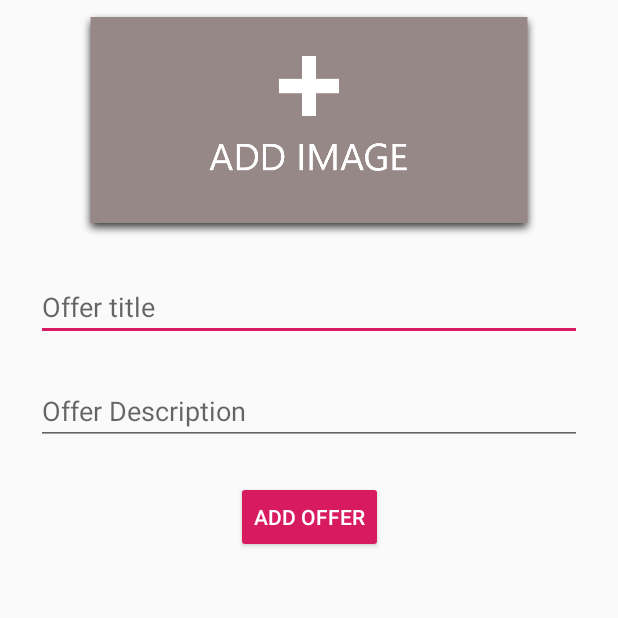
After one commit to DevMayur/InfoCity, an Android app: the AddOfferActivity screen opened directly, with no data from a screen before it, on a phone screen of 412 x 824 dp, the top half of it. The commit adds this screen. Run offline under Robolectric (Android 15) with nearby library versions, the phone set to English and light mode, and no system bars; our stand-ins replace Firebase (no records; nobody signed in at launch, a user with empty details on screens opened directly), Picasso; libraries missing offline, so code that uses them is left out: com.theartofdev.edmodo.

Commit message:
added_shop_management

```diff
--- a/app/src/main/AndroidManifest.xml
+++ b/app/src/main/AndroidManifest.xml
@@ -18,7 +18,9 @@
         android:roundIcon="@mipmap/ic_launcher_round"
         android:supportsRtl="true"
         android:theme="@style/AppTheme">
-        <activity android:name=".shop_owner.EditEntity"></activity>
+        <activity android:name=".shop_owner.AddOfferActivity"></activity>
+        <activity android:name=".shop_owner.ManageShopActivity" />
+        <activity android:name=".shop_owner.EditEntity" />
         <activity android:name=".shop_owner.OwnerDashboard" />
         <activity android:name=".RoleSelector" />
         <activity android:name=".admin.FeedbackActivity" />
--- a/app/src/main/java/com/example/infocity/adapters/ShopReferenceAdapter.java
+++ b/app/src/main/java/com/example/infocity/adapters/ShopReferenceAdapter.java
@@ -51,7 +51,7 @@ public class ShopReferenceAdapter extends RecyclerView.Adapter<ShopReferenceAdap
                 .addOnSuccessListener(new OnSuccessListener<DocumentSnapshot>() {
                     @Override
                     public void onSuccess(final DocumentSnapshot documentSnapshot) {
-                        if (documentSnapshot.getBoolean("isVerified")) {
+                        if (documentSnapshot.getString("isVerified").equals("true")) {
                             holder.setIv_image(documentSnapshot.getString("img_uri"));
                             holder.setDescription(documentSnapshot.getString("other"));
                             holder.setShop_name(documentSnapshot.getString("name"));
--- /dev/null
+++ b/app/src/main/java/com/example/infocity/shop_owner/AddOfferActivity.java
@@ -0,0 +1,156 @@
+package com.example.infocity.shop_owner;
+
+import androidx.annotation.NonNull;
+import androidx.appcompat.app.AppCompatActivity;
+
+import android.content.Intent;
+import android.net.Uri;
+import android.os.Bundle;
+import android.util.Log;
+import android.view.View;
+import android.widget.Button;
+import android.widget.EditText;
+import android.widget.ImageView;
+import android.widget.Toast;
+
+import com.example.infocity.R;
+import com.example.infocity.admin.AddCity;
+import com.google.android.gms.tasks.Continuation;
+import com.google.android.gms.tasks.OnCompleteListener;
+import com.google.android.gms.tasks.Task;
+import com.google.firebase.auth.FirebaseAuth;
+import com.google.firebase.firestore.DocumentReference;
+import com.google.firebase.firestore.FirebaseFirestore;
+import com.google.firebase.storage.FirebaseStorage;
+import com.google.firebase.storage.StorageReference;
+import com.google.firebase.storage.UploadTask;
+import com.squareup.picasso.Picasso;
+import com.theartofdev.edmodo.cropper.CropImage;
+import com.theartofdev.edmodo.cropper.CropImageView;
+
+import java.util.ArrayList;
+import java.util.HashMap;
+import java.util.List;
+import java.util.Map;
+import java.util.Objects;
+
+public class AddOfferActivity extends AppCompatActivity {
+
+    private ImageView iv_image;
+    private EditText title,desc;
+    private Button add;
+    private StorageReference storageReference;
+    private Uri imgUri,resultUri;
+    private String category;
+
+    @Override
+    protected void onCreate(Bundle savedInstanceState) {
+        super.onCreate(savedInstanceState);
+        setContentView(R.layout.activity_add_offer);
+
+        Intent intent = getIntent();
+        category = intent.getStringExtra("category");
+
+        iv_image = findViewById(R.id.iv_image_add_offer);
+        title = findViewById(R.id.et_title_add_offer);
+        desc = findViewById(R.id.et_description_add_offer);
+        add = findViewById(R.id.bt_add_add_offer);
+
+        add.setOnClickListener(new View.OnClickListener() {
+            @Override
+            public void onClick(View v) {
+                if (resultUri!=null){
+                    uploadImage(resultUri);
+                }
+            }
+        });
+
+        iv_image.setOnClickListener(new View.OnClickListener() {
+            @Override
+            public void onClick(View v) {
+                CropImage.activity(imgUri)
+                        .setGuidelines(CropImageView.Guidelines.ON)
+                        .start(AddOfferActivity.this);
+            }
+        });
+
+    }
+
+    private void uploadImage(Uri resultUri) {
+        storageReference = FirebaseStorage.getInstance().getReference("cities/images/" + title.getText().toString() + ".jpg");
+        storageReference.putFile(resultUri).continueWithTask(new Continuation<UploadTask.TaskSnapshot, Task<Uri>>() {
+            @Override
+            public Task<Uri> then(@NonNull Task<UploadTask.TaskSnapshot> task) throws Exception {
+                if (!task.isSuccessful()) {
+                    throw task.getException();
+                }
+//                progress = new ProgressDialog(AddOfferActivity.this);
+//                progress.show();
+                return storageReference.getDownloadUrl();
+            }
+        }).addOnCompleteListener(new OnCompleteListener<Uri>() {
+            @Override
+            public void onComplete(@NonNull Task<Uri> task) {
+                if (task.isSuccessful()) {
+                    Uri downloadUri = task.getResult();
+                    AddCity.imageUrl = downloadUri.toString();
+                    storeData(downloadUri.toString());
+                    Log.d("image_operation","image_uploaded");
+
+                } else {
+                    Toast.makeText(AddOfferActivity.this, "upload failed: " + task.getException(), Toast.LENGTH_SHORT).show();
+                    Log.d("image_operation","image_upload failed");
+
+                }
+            }
+        });
+    }
+
+    private void storeData(String url) {
+
+
+        Map<String,Object> params = new HashMap<>();
+        params.put("offer_name",title.getText().toString());
+        params.put("offer_desc",desc.getText().toString());
+        params.put("img_uri",url);
+
+        FirebaseFirestore firebaseFirestore = FirebaseFirestore.getInstance();
+        firebaseFirestore.collection("users/" + (FirebaseAuth.getInstance().getCurrentUser()).getUid() + "/" + category + "/properties/offers")
+                .add(params).addOnCompleteListener(new OnCompleteListener<DocumentReference>() {
+            @Override
+            public void onComplete(@NonNull Task<DocumentReference> task) {
+                if (task.isComplete()){
+                    Log.d("image_operation","data_uploaded");
+                    Toast.makeText(AddOfferActivity.this, "Successful!", Toast.LENGTH_SHORT).show();
+                }else{
+                    Log.d("image_operation","data_upload failed");
+                    Toast.makeText(AddOfferActivity.this, "Sorry!" + task.getException().getMessage(), Toast.LENGTH_SHORT).show();
+
+                }
+            }
+        });
+
+    }
+
+
+    @Override
+    public void onActivityResult(int requestCode, int resultCode, Intent data) {
+        if (requestCode == CropImage.CROP_IMAGE_ACTIVITY_REQUEST_CODE) {
+            CropImage.ActivityResult result = CropImage.getActivityResult(data);
+            if (resultCode == RESULT_OK) {
+
+                resultUri = result.getUri();
+                Picasso.get().load(resultUri).into(iv_image);
+
+
+            } else if (resultCode == CropImage.CROP_IMAGE_ACTIVITY_RESULT_ERROR_CODE) {
+
+                Exception error = result.getError();
+
+                Toast.makeText(this, "error : " + error.getMessage(), Toast.LENGTH_SHORT).show();
+
+            }
+        }
+    }
+
+}
--- /dev/null
+++ b/app/src/main/res/layout/activity_add_offer.xml
@@ -0,0 +1,63 @@
+<?xml version="1.0" encoding="utf-8"?>
+<androidx.constraintlayout.widget.ConstraintLayout xmlns:android="http://schemas.android.com/apk/res/android"
+    xmlns:app="http://schemas.android.com/apk/res-auto"
+    xmlns:tools="http://schemas.android.com/tools"
+    android:layout_width="match_parent"
+    android:layout_height="match_parent"
+    tools:context=".shop_owner.AddOfferActivity">
+
+    <ImageView
+        android:id="@+id/iv_image_add_offer"
+        android:layout_width="wrap_content"
+        android:layout_height="150dp"
+        android:layout_marginStart="24dp"
+        android:layout_marginTop="8dp"
+        android:layout_marginEnd="24dp"
+        android:scaleType="centerCrop"
+        app:layout_constraintEnd_toEndOf="parent"
+        app:layout_constraintStart_toStartOf="parent"
+        app:layout_constraintTop_toTopOf="parent"
+        app:srcCompat="@drawable/placeholder" />
+
+    <EditText
+        android:id="@+id/et_title_add_offer"
+        android:layout_width="0dp"
+        android:layout_height="wrap_content"
+        android:layout_marginStart="24dp"
+        android:layout_marginTop="24dp"
+        android:layout_marginEnd="24dp"
+        android:ems="10"
+        android:hint="Offer title"
+        android:inputType="textPersonName"
+        app:layout_constraintEnd_toEndOf="parent"
+        app:layout_constraintStart_toStartOf="parent"
+        app:layout_constraintTop_toBottomOf="@+id/iv_image_add_offer" />
+
+    <EditText
+        android:id="@+id/et_description_add_offer"
+        android:layout_width="0dp"
+        android:layout_height="wrap_content"
+        android:layout_marginStart="24dp"
+        android:layout_marginTop="24dp"
+        android:layout_marginEnd="24dp"
+        android:ems="10"
+        android:hint="Offer Description"
+        android:inputType="textPersonName"
+        app:layout_constraintEnd_toEndOf="parent"
+        app:layout_constraintStart_toStartOf="parent"
+        app:layout_constraintTop_toBottomOf="@+id/et_title_add_offer" />
+
+    <Button
+        android:id="@+id/bt_add_add_offer"
+        style="@style/Widget.AppCompat.Button.Colored"
+        android:layout_width="wrap_content"
+        android:layout_height="wrap_content"
+        android:layout_marginStart="24dp"
+        android:layout_marginTop="24dp"
+        android:layout_marginEnd="24dp"
+        android:text="Add Offer"
+        app:layout_constraintEnd_toEndOf="parent"
+        app:layout_constraintStart_toStartOf="parent"
+        app:layout_constraintTop_toBottomOf="@+id/et_description_add_offer" />
+
+</androidx.constraintlayout.widget.ConstraintLayout>
--- a/build.gradle
+++ b/build.gradle
@@ -7,7 +7,7 @@ buildscript {
 
     }
     dependencies {
-        classpath 'com.android.tools.build:gradle:3.5.1'
+        classpath 'com.android.tools.build:gradle:3.5.3'
         classpath 'com.google.gms:google-services:4.2.0'
 
         // NOTE: Do not place your application dependencies here; they belong
```
Also changed, not shown: app/src/main/java/com/example/infocity/adapters/OfferAdapter.java (added, +67 -0 lines), app/src/main/java/com/example/infocity/adapters/SingleEntityAdapter.java (+9 -3 lines), app/src/main/java/com/example/infocity/models/OfferModel.java (added, +39 -0 lines), app/src/main/java/com/example/infocity/shop_owner/ManageShopActivity.java (added, +84 -0 lines), app/src/main/java/com/example/infocity/shop_owner/OwnerDashboard.java (+6 -4 lines), app/src/main/res/layout/activity_categories.xml (+10 -10 lines), app/src/main/res/layout/activity_manage_shop.xml (added, +52 -0 lines), app/src/main/res/layout/single_offer_item.xml (added, +70 -0 lines), app/src/main/ic_delete-web.png (added), app/src/main/res/mipmap-hdpi/ic_delete.png (added), app/src/main/res/mipmap-mdpi/ic_delete.png (added), app/src/main/res/mipmap-xhdpi/ic_delete.png (added), app/src/main/res/mipmap-xxhdpi/ic_delete.png (added), app/src/main/res/mipmap-xxxhdpi/ic_delete.png (added), 2 other files.
